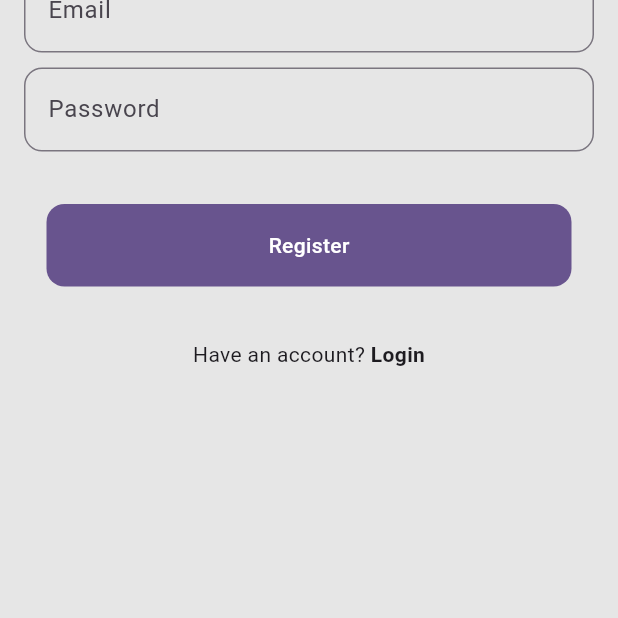
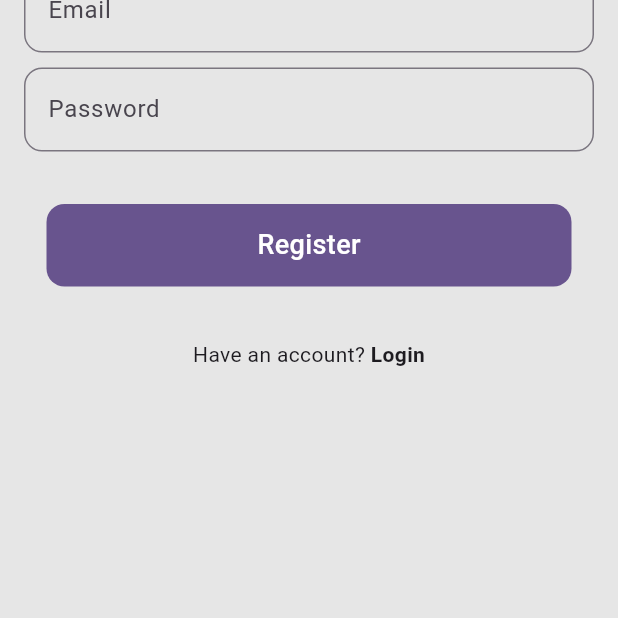
Before and after one commit to Shahin4292/-Caretutors, a Flutter app: the RegistrationPage screen opened by its route, after a tap on "Login", after a tap on "Register here", on a phone screen of 412 x 824 dp, the part 618-1236 px from its top. Run offline on Flutter 3.47's test engine with Material 3 defaults, Android fonts, the phone set to English and light mode, and no system bars; our stand-ins replace get, go_router, hive, shared_preferences; accounts and stored records are empty.

Commit message:
all navigation Updated

```diff
--- a/lib/pages/notesscreen/note.dart
+++ b/lib/pages/notesscreen/note.dart
@@ -70,7 +70,7 @@ class _NoteScreenState extends State<NoteScreen> {
         ),
       ),
       bottomNavigationBar: CustomButton(
-        text: 'Save Changes',
+        text: 'Save',
         onTap: () {
           if (titleController.text.isEmpty ||
               descriptionController.text.isEmpty) {
--- a/lib/pages/registrationpage/registration_page.dart
+++ b/lib/pages/registrationpage/registration_page.dart
@@ -123,14 +123,7 @@ class _RegistrationPageState extends State<RegistrationPage> {
                 children: [
                   const Text("Have an account? "),
                   GestureDetector(
-                    onTap: () {
-                      Navigator.pushAndRemoveUntil(
-                        context,
-                        MaterialPageRoute(
-                            builder: (context) => const LoginPage()),
-                        (route) => false,
-                      );
-                    },
+                    onTap: () => GoRouter.of(context).go('/login_page'),
                     child: const Text(
                       "Login",
                       style: TextStyle(fontWeight: FontWeight.bold),
--- a/lib/widget/custom_button.dart
+++ b/lib/widget/custom_button.dart
@@ -17,14 +17,14 @@ class CustomButton extends StatelessWidget {
       child: Container(
         margin: const EdgeInsets.all(15),
         height: 55,
-        // padding: const EdgeInsets.all(20),
         decoration: BoxDecoration(
             color: Theme.of(context).colorScheme.primary,
             borderRadius: BorderRadius.circular(12)),
         child: Center(
           child: Text(
             text,
-            style: const TextStyle(fontWeight: FontWeight.w500,color: Colors.white),
+            style: const TextStyle(
+                fontWeight: FontWeight.w500, color: Colors.white, fontSize: 18),
           ),
         ),
       ),
```
